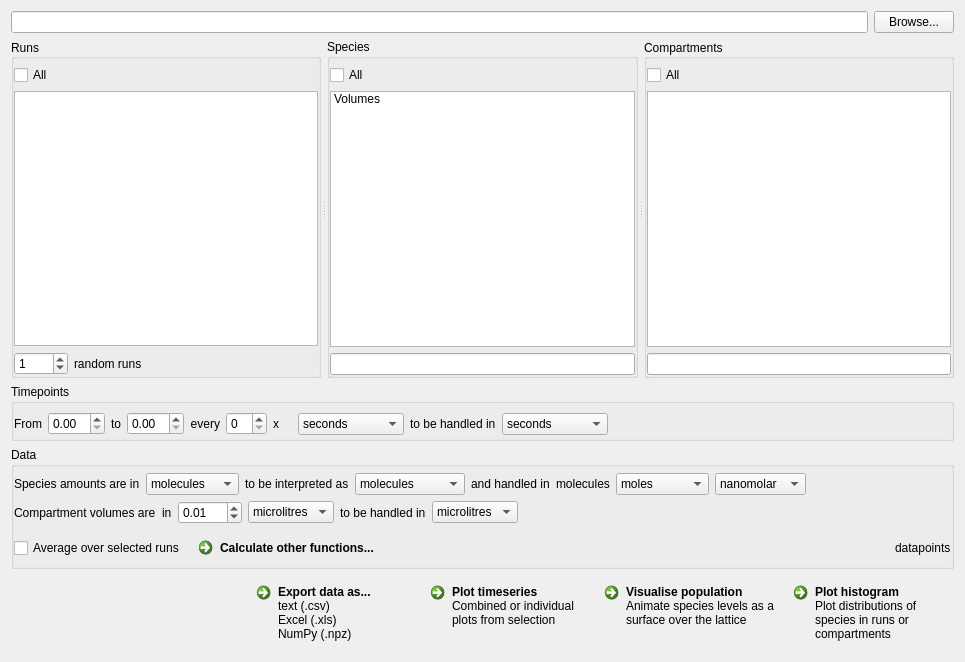
First picture: the form in infobiotics/mcss/results/mcss_results_widget.ui, repository jvb/infobiotics-dashboard, before the edit.
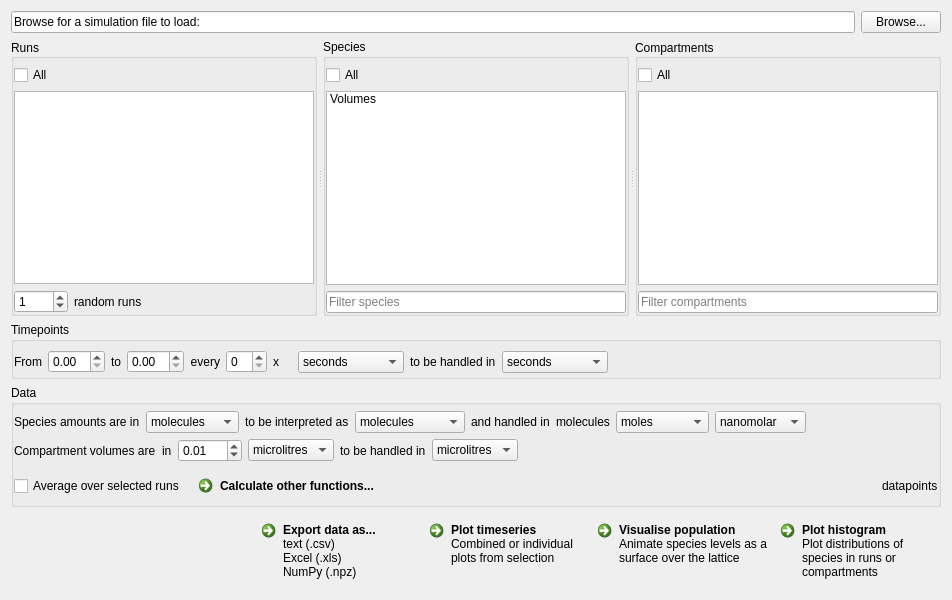
Second picture: the form after the edit. Icons and pictures are not drawn. Custom widgets are drawn as their Qt base class.

Commit message: Going home, made too many changes, broke McssResultsWidget

Patch:
```diff
--- a/infobiotics/mcss/results/mcss_results_widget.ui
+++ b/infobiotics/mcss/results/mcss_results_widget.ui
@@ -9,8 +9,8 @@
    <rect>
     <x>0</x>
     <y>0</y>
-    <width>965</width>
-    <height>662</height>
+    <width>952</width>
+    <height>600</height>
    </rect>
   </property>
   <property name="sizePolicy">
@@ -39,6 +39,9 @@
        <property name="toolTip">
         <string/>
        </property>
+       <property name="text">
+        <string>Browse for a simulation file to load:</string>
+       </property>
        <property name="readOnly">
         <bool>true</bool>
        </property>
@@ -325,6 +328,9 @@
            <property name="toolTip">
             <string>Filter Species</string>
            </property>
+           <property name="placeholderText">
+            <string>Filter species</string>
+           </property>
           </widget>
          </item>
         </layout>
@@ -426,6 +432,9 @@
            <property name="toolTip">
             <string>Filter Compartments</string>
            </property>
+           <property name="placeholderText">
+            <string>Filter compartments</string>
+           </property>
           </widget>
          </item>
         </layout>
@@ -1201,7 +1210,14 @@
     </widget>
    </item>
    <item>
-    <layout class="QHBoxLayout" name="_actions_layout">
+    <widget class="QWidget" name="actionsWidget" native="true">
+     <layout class="QHBoxLayout" name="horizontalLayout">
+      <property name="spacing">
+       <number>0</number>
+      </property>
+      <property name="margin">
+       <number>0</number>
+      </property>
      <item>
       <spacer name="_actions_spacer">
        <property name="orientation">
@@ -1328,6 +1344,7 @@
       </widget>
      </item>
     </layout>
+    </widget>
    </item>
   </layout>
  </widget>
```
Left out of the diff: 6 changed lines with no effect on the pictures. Lines whose indentation alone changed are shown as unchanged. The commit also changes 5 other files.
